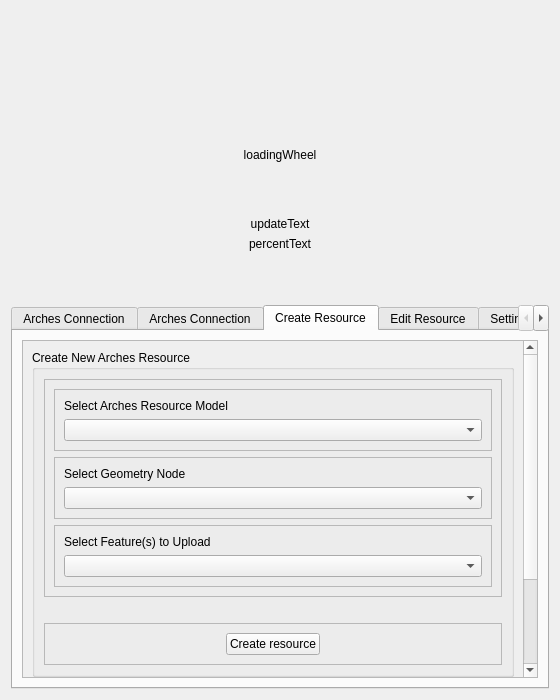
First picture: the form in arches_project/ui/arches_project_dialog_base.ui, repository archesproject/arches-qgis, before the edit.
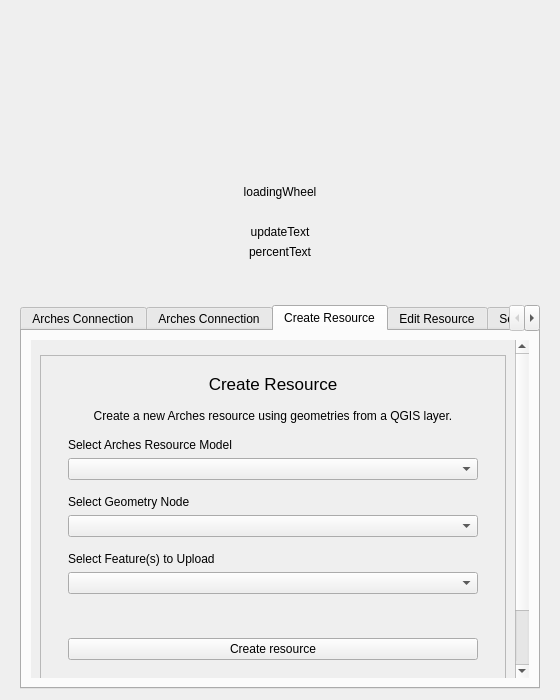
Second picture: the form after the edit. The open tabs and pages were chosen to show the change. Icons and pictures are not drawn. Custom widgets are drawn as their Qt base class.

Commit message: Create resource UI redesign

```diff
--- a/arches_project/ui/arches_project_dialog_base.ui
+++ b/arches_project/ui/arches_project_dialog_base.ui
@@ -147,9 +147,6 @@
         </property>
        </spacer>
       </item>
-     </layout>
-    </widget>
-   </item>
    <item>
     <widget class="QTabWidget" name="tabWidget">
      <property name="enabled">
@@ -161,7 +158,7 @@
       </font>
      </property>
      <property name="currentIndex">
-      <number>0</number>
+         <number>2</number>
      </property>
      <property name="usesScrollButtons">
       <bool>true</bool>
@@ -195,8 +192,8 @@
            <rect>
             <x>0</x>
             <y>0</y>
-            <width>506</width>
-            <height>435</height>
+               <width>473</width>
+               <height>534</height>
            </rect>
           </property>
           <layout class="QVBoxLayout" name="verticalLayout_3">
@@ -212,7 +209,7 @@
               <enum>QFrame::StyledPanel</enum>
              </property>
              <property name="frameShadow">
-              <enum>QFrame::Raised</enum>
+                 <enum>QFrame::Plain</enum>
              </property>
              <layout class="QVBoxLayout" name="verticalLayout_39">
               <property name="leftMargin">
@@ -479,8 +476,8 @@
            <rect>
             <x>0</x>
             <y>0</y>
-            <width>520</width>
-            <height>386</height>
+               <width>490</width>
+               <height>471</height>
            </rect>
           </property>
           <layout class="QVBoxLayout" name="verticalLayout_28">
@@ -490,7 +487,7 @@
               <enum>QFrame::StyledPanel</enum>
              </property>
              <property name="frameShadow">
-              <enum>QFrame::Raised</enum>
+                 <enum>QFrame::Plain</enum>
              </property>
              <layout class="QVBoxLayout" name="verticalLayout_9">
               <property name="leftMargin">
@@ -711,6 +708,9 @@
       <layout class="QVBoxLayout" name="verticalLayout">
        <item>
         <widget class="QScrollArea" name="scrollArea_2">
+            <property name="frameShape">
+             <enum>QFrame::NoFrame</enum>
+            </property>
          <property name="widgetResizable">
           <bool>true</bool>
          </property>
@@ -719,94 +719,166 @@
            <rect>
             <x>0</x>
             <y>0</y>
-            <width>504</width>
-            <height>495</height>
+               <width>473</width>
+               <height>544</height>
            </rect>
           </property>
           <layout class="QVBoxLayout" name="verticalLayout_11">
            <item>
-            <widget class="QGroupBox" name="groupBox_2">
-             <property name="title">
-              <string>Create New Arches Resource</string>
-             </property>
-             <layout class="QVBoxLayout" name="verticalLayout_14">
+               <widget class="QFrame" name="frame_3">
+                <property name="frameShape">
+                 <enum>QFrame::StyledPanel</enum>
+                </property>
+                <property name="frameShadow">
+                 <enum>QFrame::Raised</enum>
+                </property>
+               </widget>
+              </item>
               <item>
-               <widget class="QFrame" name="frame_7">
+               <widget class="QFrame" name="createResFrame">
                 <property name="frameShape">
                  <enum>QFrame::StyledPanel</enum>
+                </property>
+                <property name="frameShadow">
+                 <enum>QFrame::Plain</enum>
+                </property>
+                <layout class="QVBoxLayout" name="verticalLayout_42">
+                 <property name="leftMargin">
+                  <number>18</number>
+                 </property>
+                 <property name="rightMargin">
+                  <number>18</number>
+                 </property>
+                 <item>
+                  <widget class="QFrame" name="createResTitleFrame">
+                   <property name="frameShape">
+                    <enum>QFrame::NoFrame</enum>
                 </property>
                 <property name="frameShadow">
                  <enum>QFrame::Raised</enum>
                 </property>
                 <layout class="QVBoxLayout" name="verticalLayout_10">
                  <item>
-                  <widget class="QFrame" name="frame_9">
+                     <widget class="QLabel" name="createResTitleText">
+                      <property name="font">
+                       <font>
+                        <pointsize>13</pointsize>
+                        <bold>false</bold>
+                       </font>
+                      </property>
+                      <property name="text">
+                       <string>Create Resource</string>
+                      </property>
+                      <property name="alignment">
+                       <set>Qt::AlignCenter</set>
+                      </property>
+                     </widget>
+                    </item>
+                   </layout>
+                  </widget>
+                 </item>
+                 <item>
+                  <widget class="QFrame" name="createResDescriptionFrame">
                    <property name="frameShape">
-                    <enum>QFrame::StyledPanel</enum>
+                    <enum>QFrame::NoFrame</enum>
+                   </property>
+                   <property name="frameShadow">
+                    <enum>QFrame::Raised</enum>
+                   </property>
+                   <layout class="QVBoxLayout" name="verticalLayout_12">
+                    <property name="topMargin">
+                     <number>0</number>
+                    </property>
+                    <item>
+                     <widget class="QLabel" name="createResDescriptionLabel">
+                      <property name="text">
+                       <string>Create a new Arches resource using geometries from a QGIS layer.</string>
+                      </property>
+                      <property name="alignment">
+                       <set>Qt::AlignCenter</set>
+                      </property>
+                      <property name="wordWrap">
+                       <bool>true</bool>
+                      </property>
+                     </widget>
+                    </item>
+                   </layout>
+                  </widget>
+                 </item>
+                 <item>
+                  <widget class="QFrame" name="createResModelSelectFrame">
+                   <property name="frameShape">
+                    <enum>QFrame::NoFrame</enum>
                    </property>
                    <property name="frameShadow">
                     <enum>QFrame::Raised</enum>
                    </property>
                    <layout class="QVBoxLayout" name="verticalLayout_16">
+                    <property name="topMargin">
+                     <number>0</number>
+                    </property>
                     <item>
-                     <widget class="QLabel" name="label_6">
+                     <widget class="QLabel" name="createResModelSelectLabel">
                       <property name="text">
                        <string>Select Arches Resource Model</string>
                       </property>
                      </widget>
                     </item>
                     <item>
-                     <widget class="QComboBox" name="createResModelSelect"/>
+                     <widget class="QComboBox" name="createResModelSelectCombo"/>
                     </item>
                    </layout>
                   </widget>
                  </item>
                  <item>
-                  <widget class="QFrame" name="geometryNodeSelectFrame">
+                  <widget class="QFrame" name="createResNodeSelectFrame">
                    <property name="enabled">
                     <bool>true</bool>
                    </property>
                    <property name="frameShape">
-                    <enum>QFrame::StyledPanel</enum>
+                    <enum>QFrame::NoFrame</enum>
                    </property>
                    <property name="frameShadow">
                     <enum>QFrame::Raised</enum>
                    </property>
                    <layout class="QVBoxLayout" name="verticalLayout_18">
+                    <property name="topMargin">
+                     <number>0</number>
+                    </property>
                     <item>
-                     <widget class="QLabel" name="selectGeomNodeLabel">
+                     <widget class="QLabel" name="createResNodeSelectLabel">
                       <property name="text">
                        <string>Select Geometry Node</string>
                       </property>
                      </widget>
                     </item>
                     <item>
-                     <widget class="QComboBox" name="geometryNodeSelect"/>
+                     <widget class="QComboBox" name="createResNodeSelectCombo"/>
                     </item>
                    </layout>
                   </widget>
                  </item>
                  <item>
-                  <widget class="QFrame" name="frame_10">
+                  <widget class="QFrame" name="createResGeomSelectFrame">
                    <property name="frameShape">
-                    <enum>QFrame::StyledPanel</enum>
+                    <enum>QFrame::NoFrame</enum>
                    </property>
                    <property name="frameShadow">
                     <enum>QFrame::Raised</enum>
                    </property>
                    <layout class="QVBoxLayout" name="verticalLayout_17">
+                    <property name="topMargin">
+                     <number>0</number>
+                    </property>
                     <item>
-                     <widget class="QLabel" name="label_7">
+                     <widget class="QLabel" name="createResGeomSelectLabel">
                       <property name="text">
                        <string>Select Feature(s) to Upload</string>
                       </property>
                      </widget>
                     </item>
                     <item>
-                     <widget class="QComboBox" name="createResFeatureSelect"/>
-                    </item>
-                   </layout>
-                  </widget>
+                     <widget class="QComboBox" name="createResGeomSelectCombo"/>
                  </item>
                 </layout>
                </widget>
@@ -825,88 +897,27 @@
                </spacer>
               </item>
               <item>
-               <widget class="QFrame" name="frame_11">
+                  <widget class="QFrame" name="createResButtonFrame">
                 <property name="frameShape">
-                 <enum>QFrame::StyledPanel</enum>
+                    <enum>QFrame::NoFrame</enum>
                 </property>
                 <property name="frameShadow">
                  <enum>QFrame::Raised</enum>
                 </property>
                 <layout class="QHBoxLayout" name="horizontalLayout_3">
                  <item>
-                  <spacer name="horizontalSpacer_2">
-                   <property name="orientation">
-                    <enum>Qt::Horizontal</enum>
-                   </property>
-                   <property name="sizeHint" stdset="0">
-                    <size>
-                     <width>40</width>
-                     <height>20</height>
-                    </size>
-                   </property>
-                  </spacer>
-                 </item>
-                 <item>
-                  <widget class="QPushButton" name="addNewRes">
+                     <widget class="QPushButton" name="createResButton">
                    <property name="text">
                     <string>Create resource</string>
                    </property>
                   </widget>
                  </item>
-                 <item>
-                  <spacer name="horizontalSpacer_5">
-                   <property name="orientation">
-                    <enum>Qt::Horizontal</enum>
-                   </property>
-                   <property name="sizeHint" stdset="0">
-                    <size>
-                     <width>40</width>
-                     <height>20</height>
-                    </size>
-                   </property>
-                  </spacer>
-                 </item>
                 </layout>
                </widget>
               </item>
              </layout>
             </widget>
            </item>
-           <item>
-            <spacer name="verticalSpacer">
-             <property name="orientation">
-              <enum>Qt::Vertical</enum>
-             </property>
-             <property name="sizeType">
-              <enum>QSizePolicy::Fixed</enum>
-             </property>
-             <property name="sizeHint" stdset="0">
-              <size>
-               <width>20</width>
-               <height>20</height>
-              </size>
-             </property>
-            </spacer>
-           </item>
-           <item>
-            <widget class="QFrame" name="frame_6">
-             <property name="frameShape">
-              <enum>QFrame::StyledPanel</enum>
-             </property>
-             <property name="frameShadow">
-              <enum>QFrame::Raised</enum>
-             </property>
-             <layout class="QVBoxLayout" name="verticalLayout_12">
-              <item>
-               <widget class="QTextEdit" name="createResOutputBox">
-                <property name="readOnly">
-                 <bool>true</bool>
-                </property>
-               </widget>
-              </item>
-             </layout>
-            </widget>
-           </item>
            <item>
             <spacer name="verticalSpacer_2">
              <property name="orientation">
@@ -915,7 +926,7 @@
              <property name="sizeHint" stdset="0">
               <size>
                <width>20</width>
-               <height>40</height>
+                  <height>60</height>
               </size>
              </property>
             </spacer>
@@ -941,8 +952,8 @@
            <rect>
             <x>0</x>
             <y>0</y>
-            <width>518</width>
-            <height>384</height>
+               <width>488</width>
+               <height>469</height>
            </rect>
           </property>
           <layout class="QVBoxLayout" name="verticalLayout_13">
@@ -1112,8 +1123,8 @@
            <rect>
             <x>0</x>
             <y>0</y>
-            <width>518</width>
-            <height>384</height>
+               <width>488</width>
+               <height>469</height>
            </rect>
           </property>
           <layout class="QHBoxLayout" name="horizontalLayout_4">
@@ -1232,8 +1243,8 @@
            <rect>
             <x>0</x>
             <y>0</y>
-            <width>518</width>
-            <height>384</height>
+               <width>488</width>
+               <height>469</height>
            </rect>
           </property>
           <layout class="QVBoxLayout" name="verticalLayout_35">
@@ -1259,6 +1270,9 @@
        </item>
       </layout>
      </widget>
+       </widget>
+      </item>
+     </layout>
     </widget>
    </item>
   </layout>
```
Lines whose indentation alone changed are shown as unchanged. The commit also changes 7 other files.
